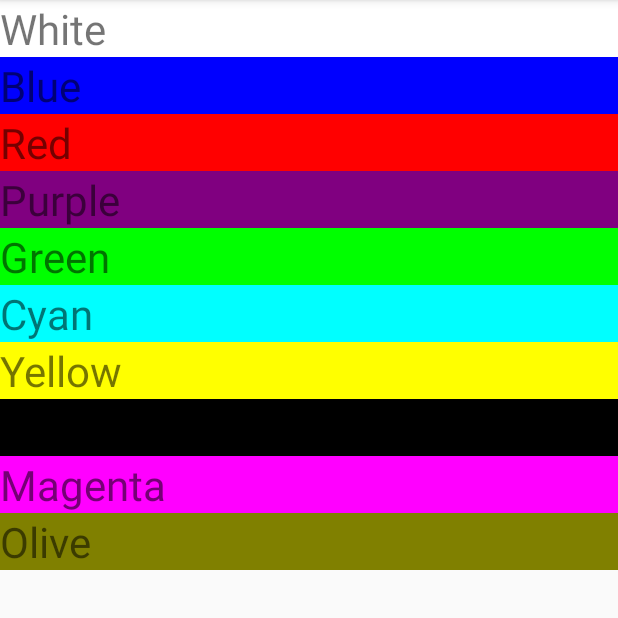
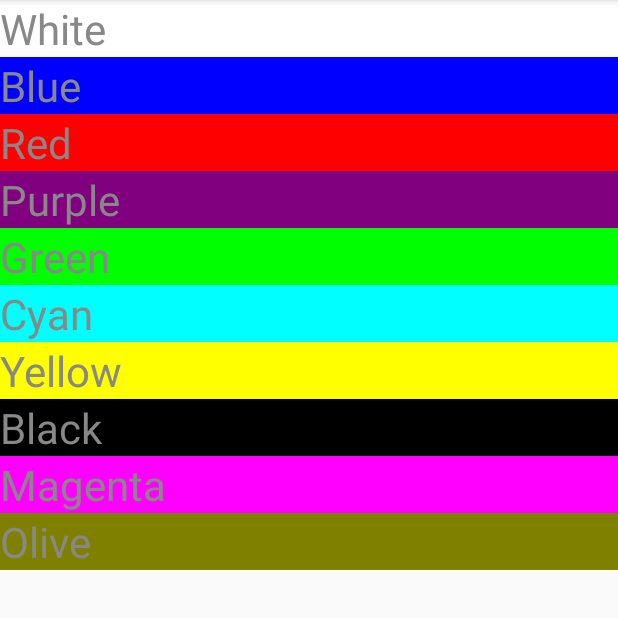
Before and after one commit to DaveSeverns/PaletteActivity2, an Android app: the screen it shows after launch (PaletteActivity), on a phone screen of 412 x 824 dp, the part 84-702 px from its top. Run offline under Robolectric (Android 15) with nearby library versions, the phone set to English and light mode, and no system bars.

```diff
--- a/app/src/main/java/edu/temple/paletteactivity2/MyColorAdapter.java
+++ b/app/src/main/java/edu/temple/paletteactivity2/MyColorAdapter.java
@@ -56,6 +56,7 @@ public class MyColorAdapter extends BaseAdapter {
         //Resources colorRes = ctx.getResources();
 
         textView.setText(collection[i]);
+        textView.setTextColor(Color.GRAY);
 
         textView.setBackgroundColor(Color.parseColor(colors[i]));
         textView.setTextSize(28);
```
